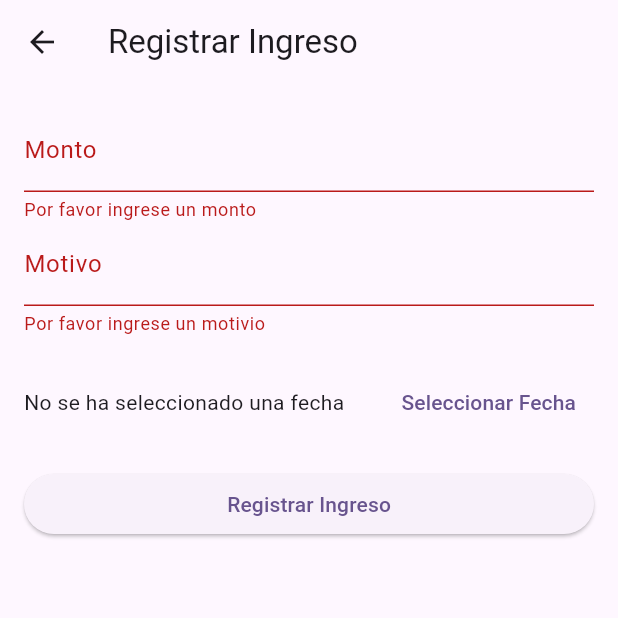
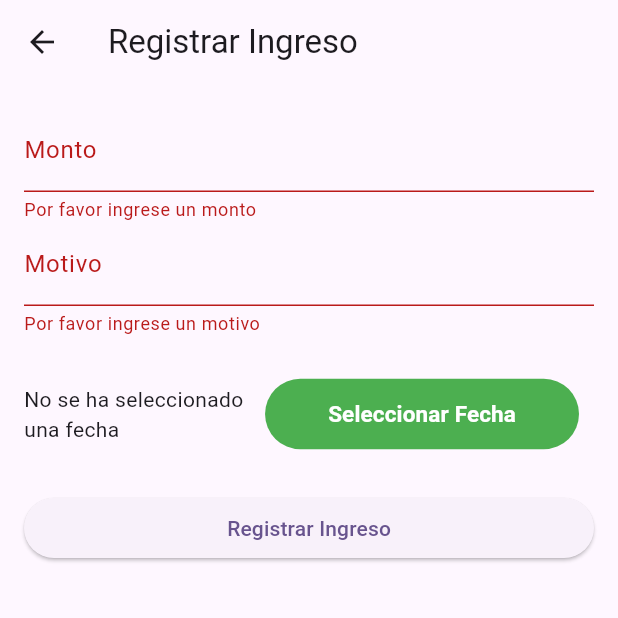
Before and after one commit to ChrisRaf019/app_01, a Flutter app: the RegistrarIngresos screen opened directly, after a tap on "Registrar Ingreso", on a phone screen of 412 x 824 dp, the top half of it. Run offline on Flutter 3.47's test engine with Material 3 defaults, Android fonts, the phone set to English and light mode, and no system bars; our stand-ins replace charts_flutter, cloud_firestore, firebase_auth, firebase_core; accounts and stored records are empty.

```diff
--- a/lib/main.dart
+++ b/lib/main.dart
@@ -1,5 +1,8 @@
 import 'package:control_gastos/firebase_options.dart';
 import 'package:control_gastos/screen/Logo.dart';
+import 'package:control_gastos/screen/ingresos.dart';
+import 'package:control_gastos/screen/list_egresos.dart';
+import 'package:control_gastos/screen/list_ingresos.dart';
 import 'package:firebase_core/firebase_core.dart';
 import 'package:flutter/material.dart';
 
@@ -21,7 +24,7 @@ class MyApp extends StatelessWidget {
         colorScheme: ColorScheme.fromSeed(seedColor: Colors.deepPurple),
         useMaterial3: true,
       ),
-      home:  const Logo(),
+      home:  Logo(),
     );
   }
 }
--- a/lib/screen/Home.dart
+++ b/lib/screen/Home.dart
@@ -209,7 +209,7 @@ class Home extends StatelessWidget {
                   color: Colors.white,
                   borderRadius: BorderRadius.circular(40.0),
                 ),
-                padding: const EdgeInsets.all(20.0),
+                padding: const EdgeInsets.all(1.0),
                 child: Row(
                   crossAxisAlignment: CrossAxisAlignment.center,
                   children: <Widget>[
@@ -225,7 +225,7 @@ class Home extends StatelessWidget {
                               );
                             },
                       ),
-                      SizedBox(width: 120),
+                        // const SizedBox(width: ),
                       CustomButton(
                       title: "Egreso",
                       bgColor: Color.fromARGB(255, 60, 238, 152),
--- a/lib/screen/Login.dart
+++ b/lib/screen/Login.dart
@@ -113,7 +113,7 @@ class _LoginState extends State<Login> {
                 crossAxisAlignment: CrossAxisAlignment.center,
                 children: [
                   Icon(Icons.facebook_sharp, size: 60.0),
-                  Icon(Icons.iron_sharp, size: 60.0)
+                  Icon(Icons.add_to_drive, size: 60.0)
                 ],
               )
             ],
--- a/lib/screen/ingresos.dart
+++ b/lib/screen/ingresos.dart
@@ -10,23 +10,23 @@ class RegistrarIngresos extends StatefulWidget {
   const RegistrarIngresos({super.key});
 
   @override
-  State<RegistrarIngresos> createState() => _RegistrarIngresosresosState();
+  State<RegistrarIngresos> createState() => _RegistrarIngresosState();
 }
 
-class _RegistrarIngresosresosState extends State<RegistrarIngresos> {
+class _RegistrarIngresosState extends State<RegistrarIngresos> {
   final _formKey = GlobalKey<FormState>();
   final _montoController = TextEditingController();
   final _motivoController = TextEditingController();
   DateTime? _selectedDate;
-  final _formatter = NumberFormat("#,##0","es_ PY");
+  final _formatter = NumberFormat("#,##0", "es_PY");
 
   Future<void> _submitData() async {
-    if(!_formKey.currentState!.validate() || _selectedDate == null){
+    if (!_formKey.currentState!.validate() || _selectedDate == null) {
       return;
     }
     final monto = int.parse(_montoController.text.replaceAll('.', ''));
     final motivo = _motivoController.text;
-    final fecha= _selectedDate!;
+    final fecha = _selectedDate!;
 
     await FirebaseFirestore.instance.collection('ingresos').add({
       'monto': monto,
@@ -37,27 +37,35 @@ class _RegistrarIngresosresosState extends State<RegistrarIngresos> {
     Navigator.of(context).pop();
   }
 
-  void _presentDatePicker(){
+  void _presentDatePicker() {
     showDatePicker(
       context: context,
       initialDate: DateTime.now(),
       firstDate: DateTime(2020),
       lastDate: DateTime(2030),
-    ).then((pickedDate){
-      if (pickedDate == null){
+    ).then((pickedDate) {
+      if (pickedDate == null) {
         return;
       }
+      final currentTime = TimeOfDay.now();
+      final combinedDateTime = DateTime(
+        pickedDate.year,
+        pickedDate.month,
+        pickedDate.day,
+        currentTime.hour,
+        currentTime.minute,
+      );
       setState(() {
-        _selectedDate = pickedDate;
+        _selectedDate = combinedDateTime;
       });
     });
   }
 
   void _formatAmount(String value) {
-    if (value.isEmpty){
-      _montoController.value=TextEditingValue(
+    if (value.isEmpty) {
+      _montoController.value = TextEditingValue(
         text: '',
-        selection: TextSelection.collapsed(offset: 0)
+        selection: TextSelection.collapsed(offset: 0),
       );
       return;
     }
@@ -68,7 +76,6 @@ class _RegistrarIngresosresosState extends State<RegistrarIngresos> {
       selection: TextSelection.collapsed(offset: formattedValue.length),
     );
   }
-
 
   @override
   Widget build(BuildContext context) {
@@ -88,12 +95,12 @@ class _RegistrarIngresosresosState extends State<RegistrarIngresos> {
                 controller: _montoController,
                 keyboardType: TextInputType.number,
                 onChanged: _formatAmount,
-                validator: (value){
-                  if(value == null || value.isEmpty){
+                validator: (value) {
+                  if (value == null || value.isEmpty) {
                     return 'Por favor ingrese un monto';
                   }
-                  if(int.tryParse(value.replaceAll('.', ''))== null){
-                    return 'Por favor ingrese un numero valido';
+                  if (int.tryParse(value.replaceAll('.', '')) == null) {
+                    return 'Por favor ingrese un número válido';
                   }
                   return null;
                 },
@@ -101,9 +108,9 @@ class _RegistrarIngresosresosState extends State<RegistrarIngresos> {
               TextFormField(
                 decoration: InputDecoration(labelText: 'Motivo'),
                 controller: _motivoController,
-                validator: (value){
-                  if(value == null || value.isEmpty){
-                    return 'Por favor ingrese un motivio';
+                validator: (value) {
+                  if (value == null || value.isEmpty) {
+                    return 'Por favor ingrese un motivo';
                   }
                   return null;
                 },
@@ -114,25 +121,28 @@ class _RegistrarIngresosresosState extends State<RegistrarIngresos> {
                   Expanded(
                     child: Text(
                       _selectedDate == null
-                      ? 'No se ha seleccionado una fecha'
-                      : 'Fecha: ${_selectedDate!.toLocal()}'.split(' ')[0],
+                          ? 'No se ha seleccionado una fecha'
+                          : 'Fecha: ${DateFormat('dd/MM/yyyy HH:mm').format(_selectedDate!)}',
                     ),
                   ),
-                  TextButton(
+                  CustomButton(
+                    title:'Seleccionar Fecha',
+                    textColor: Colors.white,
+                    bgColor: Colors.green,
                     onPressed: _presentDatePicker,
-                    child: Text('Seleccionar Fecha'),
-                  )
-                ]
+                    //child: Text('Seleccionar Fecha'),
+                  ),
+                ],
               ),
               SizedBox(height: 20),
               ElevatedButton(
                 onPressed: _submitData,
-                child: Text('Registrar Ingreso')
+                child: Text('Registrar Ingreso'),
               ),
             ],
           ),
-        )
         ),
+      ),
     );
   }
 }
```
Also changed, not shown: lib/screen/list_egresos.dart (added, +52 -0 lines), lib/screen/list_ingresos.dart (added, +52 -0 lines).
